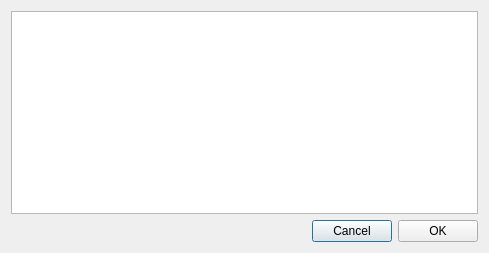
Above: gui_source/dialoginstallmodule.ui from horsicq/x64dbg-Plugin-Manager before the change. Below: the same form after it.
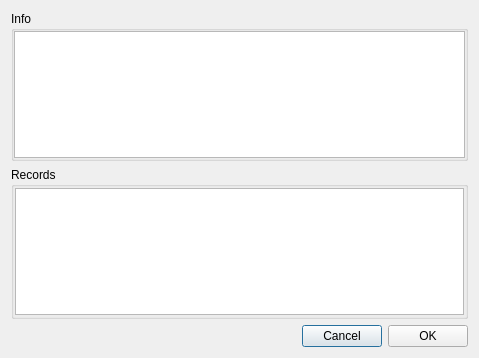
That is the form after the change.

```diff
--- a/gui_source/dialoginstallmodule.ui
+++ b/gui_source/dialoginstallmodule.ui
@@ -9,8 +9,8 @@
    <rect>
     <x>0</x>
     <y>0</y>
-    <width>489</width>
-    <height>253</height>
+    <width>479</width>
+    <height>358</height>
    </rect>
   </property>
   <property name="windowTitle">
@@ -19,12 +19,76 @@
   <property name="modal">
    <bool>true</bool>
   </property>
-  <layout class="QVBoxLayout" name="verticalLayout">
+  <layout class="QVBoxLayout" name="verticalLayout_2">
    <item>
-    <widget class="QTextEdit" name="textEditInfo">
-     <property name="readOnly">
-      <bool>true</bool>
+    <widget class="QGroupBox" name="groupBoxInfo">
+     <property name="title">
+      <string>Info</string>
      </property>
+     <layout class="QVBoxLayout" name="verticalLayout">
+      <property name="leftMargin">
+       <number>0</number>
+      </property>
+      <property name="topMargin">
+       <number>0</number>
+      </property>
+      <property name="rightMargin">
+       <number>0</number>
+      </property>
+      <property name="bottomMargin">
+       <number>0</number>
+      </property>
+      <item>
+       <widget class="QTextEdit" name="textEditInfo">
+        <property name="readOnly">
+         <bool>true</bool>
+        </property>
+       </widget>
+      </item>
+     </layout>
+    </widget>
+   </item>
+   <item>
+    <widget class="QGroupBox" name="groupBoxRecords">
+     <property name="title">
+      <string>Records</string>
+     </property>
+     <layout class="QVBoxLayout" name="verticalLayout_6">
+      <property name="leftMargin">
+       <number>1</number>
+      </property>
+      <property name="topMargin">
+       <number>1</number>
+      </property>
+      <property name="rightMargin">
+       <number>1</number>
+      </property>
+      <property name="bottomMargin">
+       <number>1</number>
+      </property>
+      <item>
+       <widget class="QTableWidget" name="tableWidgetRecords">
+        <property name="editTriggers">
+         <set>QAbstractItemView::NoEditTriggers</set>
+        </property>
+        <property name="selectionBehavior">
+         <enum>QAbstractItemView::SelectRows</enum>
+        </property>
+        <attribute name="horizontalHeaderVisible">
+         <bool>false</bool>
+        </attribute>
+        <attribute name="horizontalHeaderStretchLastSection">
+         <bool>true</bool>
+        </attribute>
+        <attribute name="verticalHeaderVisible">
+         <bool>false</bool>
+        </attribute>
+        <attribute name="verticalHeaderDefaultSectionSize">
+         <number>23</number>
+        </attribute>
+       </widget>
+      </item>
+     </layout>
     </widget>
    </item>
    <item>
```
